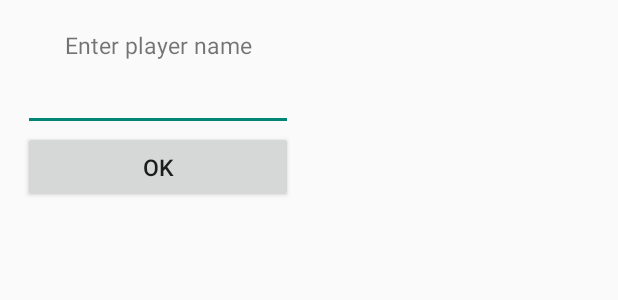
After one commit to EkaterinaKat/OctagisGame, an Android app: the layout dialog_name_input.xml on its own in the app's theme, with its tools: preview values and no code run, on a phone screen of 412 x 824 dp. The commit adds this screen. Shown: the top 300 px of the screen. Run offline under Robolectric (Android 15) with nearby library versions, the phone set to English and light mode, and no system bars.

Commit message:
Приложение спрашивает имя игрока и сохраняет его

```diff
--- a/app/src/main/java/com/octagisgame/activities/GameActivity.java
+++ b/app/src/main/java/com/octagisgame/activities/GameActivity.java
@@ -85,12 +85,12 @@ public class GameActivity extends AppCompatActivity {
 
     public void showPauseDialog() {
         PauseDialog pauseDialog = new PauseDialog(this);
-        pauseDialog.show(getSupportFragmentManager(), "pauseDialog");
+        pauseDialog.show(getSupportFragmentManager(), null);
     }
 
     public void showGameOverDialog(int scoredPoints) {
         GameOverDialog gameOverDialog = new GameOverDialog(this, scoredPoints);
-        gameOverDialog.show(getSupportFragmentManager(), "gameOverDialog");
+        gameOverDialog.show(getSupportFragmentManager(), null);
     }
 
     public void goToMainMenu() {
--- a/app/src/main/java/com/octagisgame/activities/ScoreTableActivity.java
+++ b/app/src/main/java/com/octagisgame/activities/ScoreTableActivity.java
@@ -32,8 +32,13 @@ public class ScoreTableActivity extends AppCompatActivity {
     @Override
     protected void onResume() {
         super.onResume();
+        clearTable();
         fillTable();
         hideSystemUI(getWindow());
+    }
+
+    private void clearTable() {
+        tableLayout.removeAllViews();
     }
 
     private void fillTable() {
--- /dev/null
+++ b/app/src/main/res/layout/dialog_name_input.xml
@@ -0,0 +1,30 @@
+<?xml version="1.0" encoding="utf-8"?>
+<LinearLayout xmlns:android="http://schemas.android.com/apk/res/android"
+    android:layout_width="wrap_content"
+    android:layout_height="wrap_content"
+    android:orientation="vertical"
+    android:padding="15dp">
+
+    <TextView
+        android:layout_width="180dp"
+        android:layout_height="30dp"
+        android:gravity="center"
+        android:text="@string/enter_player_name"
+        android:textSize="15sp" />
+
+    <EditText
+        android:id="@+id/player_name_edit"
+        android:layout_width="180dp"
+        android:layout_height="wrap_content"
+        android:textSize="15sp" />
+
+    <Button
+
+        android:id="@+id/ok_button"
+        android:layout_width="180dp"
+        android:layout_height="wrap_content"
+        android:text="@string/ok"
+        android:textSize="15sp" />
+
+
+</LinearLayout>
--- a/app/src/main/res/values/strings.xml
+++ b/app/src/main/res/values/strings.xml
@@ -5,4 +5,8 @@
     <string name="main_menu">Main menu</string>
     <string name="number_of_scored_points">You scored %1$d points</string>
     <string name="continue_game">Continue game</string>
-</resources>
+    <string name="enter_player_name">Enter player name</string>
+    <string name="greeting">Hi, %1$s!</string>
+    <string name="name_change_hint">You can change player name by clicking on it</string>
+    <string name="ok">OK</string>
+    </resources>
```
Also changed, not shown: app/src/main/java/com/octagisgame/activities/MainActivity.java (+41 -5 lines), app/src/main/java/com/octagisgame/dialogs/NameInputDialog.java (added, +69 -0 lines), app/src/main/java/com/octagisgame/model/ScoreTable.java (+5 -9 lines), app/src/main/res/layout/activity_main.xml (+13 -4 lines), 1 other file.
